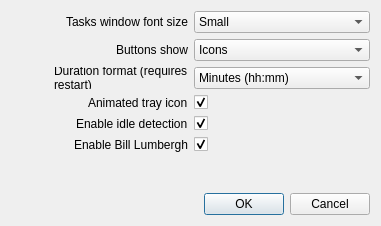
First picture: the form in Charm/CharmPreferences.ui, repository KDAB/Charm, before the edit.
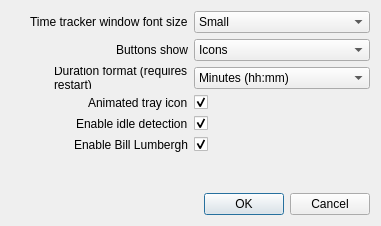
Second picture: the form after the edit.

Commit message:
[#105] Time tracker font size support added.
Replaced Task tracker font-size change setting with one for Time Tracker since
it's not the main window.

```diff
--- a/Charm/CharmPreferences.ui
+++ b/Charm/CharmPreferences.ui
@@ -25,7 +25,7 @@
         </sizepolicy>
        </property>
        <property name="text">
-        <string>Tasks window font size</string>
+        <string>Time tracker window font size</string>
        </property>
        <property name="buddy">
         <cstring>cbTaskTrackerFontSize</cstring>
```
Left out of the diff: 8 changed lines with no effect on the pictures. The commit also changes 14 other files.
